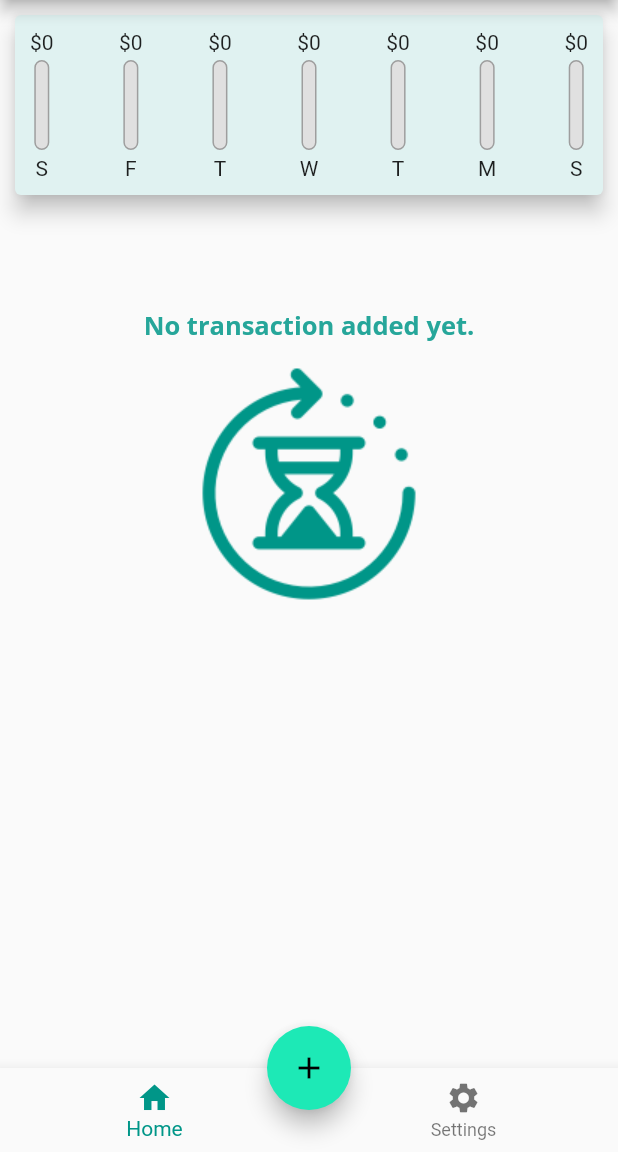
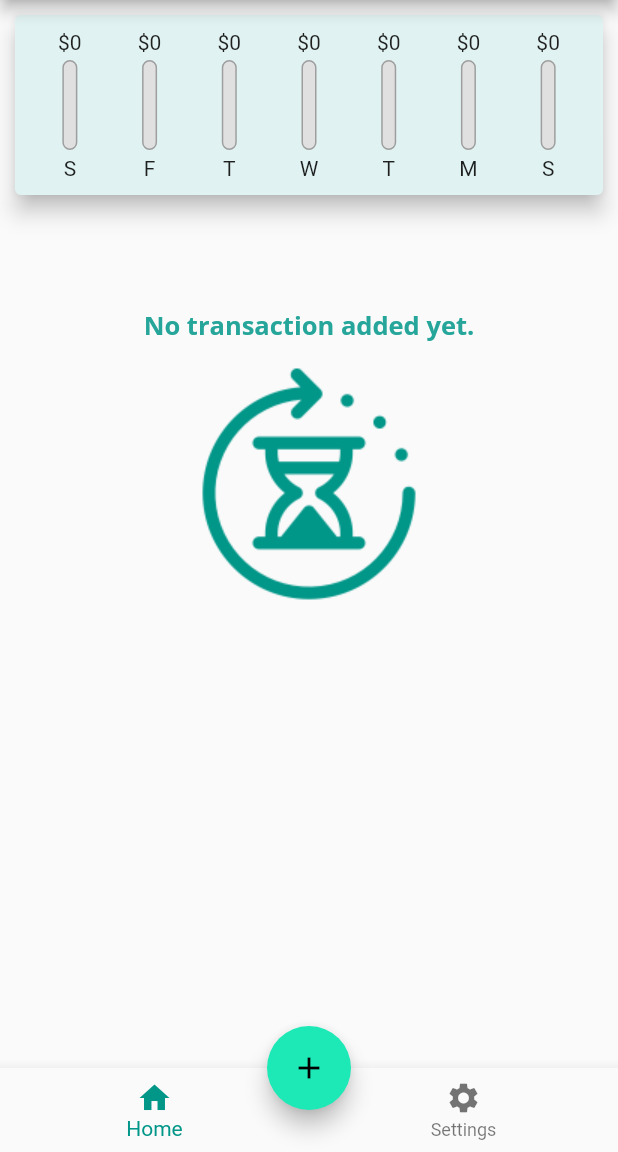
Before and after one commit to inisoultani/flutter-expense-planner, a Flutter app: the screen it shows after launch, on a phone screen of 412 x 824 dp, the part 84-1236 px from its top. Run offline on Flutter 3.47's test engine with Material 2 defaults, Android fonts, the phone set to English and light mode, and no system bars.

Commit message:
learn combine FittedBox and Padding

```diff
--- a/lib/widgets/chart.dart
+++ b/lib/widgets/chart.dart
@@ -47,15 +47,18 @@ class Chart extends StatelessWidget {
     }).toList();
   }
 
-  List<ChartBar> renderChartsBar() {
+  List<Flexible> renderChartsBar() {
     return this.groupTransactions.map((data) {
       print(
           'amount : ${data['amount'].toString()}, total spending : $totalSpending, result : ${double.parse(data['amount'].toString()) / totalSpending}');
-      return ChartBar(
-        label: data['day'].toString(),
-        spendingAmount: double.parse(data['amount'].toString()),
-        spendingPctTotal:
-           totalSpending > 0.0 ? double.parse(data['amount'].toString()) / totalSpending : totalSpending,
+      return Flexible(
+        fit: FlexFit.tight,
+        child: ChartBar(
+          label: data['day'].toString(),
+          spendingAmount: double.parse(data['amount'].toString()),
+          spendingPctTotal:
+             totalSpending > 0.0 ? double.parse(data['amount'].toString()) / totalSpending : totalSpending,
+        ),
       );
     }).toList();
   }
--- a/lib/widgets/chart_bar.dart
+++ b/lib/widgets/chart_bar.dart
@@ -15,7 +15,7 @@ class ChartBar extends StatelessWidget {
     //print('spendingPctTotal : $spendingPctTotal');
     return Column(
       children: [
-        Text('\$${spendingAmount.toStringAsFixed(0)}'),
+        FittedBox(child: Text('\$${spendingAmount.toStringAsFixed(0)}')),
         SizedBox(
           height: 4,
         ),
@@ -54,3 +54,4 @@ class ChartBar extends StatelessWidget {
     );
   }
 }
+//_3nU2B\q^p@*?mD
--- a/lib/widgets/transaction_list.dart
+++ b/lib/widgets/transaction_list.dart
@@ -14,12 +14,17 @@ class _TransactionCard extends StatelessWidget {
       child: Row(
         children: [
           Container(
+            child: FittedBox(
+              child: Padding(
+                padding: EdgeInsets.only(right: 4, left: 4),
                 child: Text(
                   '\$${transaction.amount.toStringAsFixed(2)}',
                   style: TextStyle(
                       color: Colors.teal[50],
                       fontSize: transaction.amount.toStringAsFixed(2).length > 6 ? 18 : 25,
                       fontWeight: FontWeight.w800),
+                ),
+              ),
             ),
             width: 110,
             height: 40,
```
Lines whose indentation alone changed are shown as unchanged.
